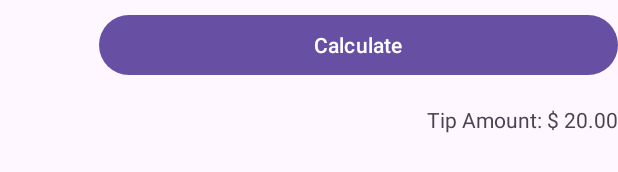
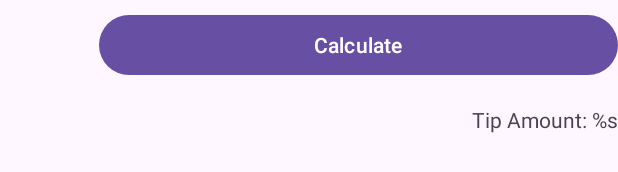
Before and after one commit to robisoncrisbrito/TipTime, an Android app: the layout activity_main.xml on its own in the app's theme, with its tools: preview values and no code run, on a phone screen of 412 x 824 dp. Shown: the part 548-720 px from the top of the screen. Run offline under Robolectric (Android 15) with nearby library versions, the light colour scheme and no system bars.

Commit message:
Lógica de calculo pronto

```diff
--- a/app/build.gradle
+++ b/app/build.gradle
@@ -30,6 +30,10 @@ android {
     kotlinOptions {
         jvmTarget = '1.8'
     }
+
+    buildFeatures {
+        viewBinding = true
+    }
 }
 
 dependencies {
--- a/app/src/main/res/layout/activity_main.xml
+++ b/app/src/main/res/layout/activity_main.xml
@@ -39,11 +39,11 @@
         android:id="@+id/icon_service_question"
         android:layout_width="50dp"
         android:layout_height="50dp"
+        android:importantForAccessibility="no"
+        app:layout_constraintBottom_toBottomOf="@+id/service_question"
         app:layout_constraintStart_toStartOf="parent"
         app:layout_constraintTop_toTopOf="@+id/service_question"
-        app:layout_constraintBottom_toBottomOf="@+id/service_question"
-        app:srcCompat="@drawable/ic_service_foreground"
-        android:importantForAccessibility="no" />
+        app:srcCompat="@drawable/ic_service_foreground" />
 
     <TextView
         android:id="@+id/service_question"
@@ -86,11 +86,11 @@
         android:id="@+id/icon_round_up"
         android:layout_width="50dp"
         android:layout_height="50dp"
+        android:importantForAccessibility="no"
         app:layout_constraintBottom_toBottomOf="@+id/round_up_switch"
         app:layout_constraintStart_toStartOf="parent"
         app:layout_constraintTop_toTopOf="@+id/round_up_switch"
-        app:srcCompat="@drawable/ic_round_up_foreground"
-        android:importantForAccessibility="no" />
+        app:srcCompat="@drawable/ic_round_up_foreground" />
 
     <Switch
         android:id="@+id/round_up_switch"
@@ -107,6 +107,7 @@
         android:layout_width="0dp"
         android:layout_height="wrap_content"
         android:layout_marginTop="32dp"
+        android:onClick="calculateTip"
         android:text="@string/calculate"
         app:layout_constraintEnd_toEndOf="parent"
         app:layout_constraintStart_toStartOf="@+id/round_up_switch"
--- a/app/src/main/res/values/strings.xml
+++ b/app/src/main/res/values/strings.xml
@@ -7,5 +7,5 @@
     <string name="okay_15">Okay (15%)</string>
     <string name="round_up_tip">Round up tip?</string>
     <string name="calculate">Calculate</string>
-    <string name="tip_amount_20_00">Tip Amount: $ 20.00</string>
+    <string name="tip_amount_20_00">Tip Amount: %s</string>
 </resources>
```
Also changed, not shown: app/src/main/java/com/example/tiptime/MainActivity.kt (+36 -1 lines).
